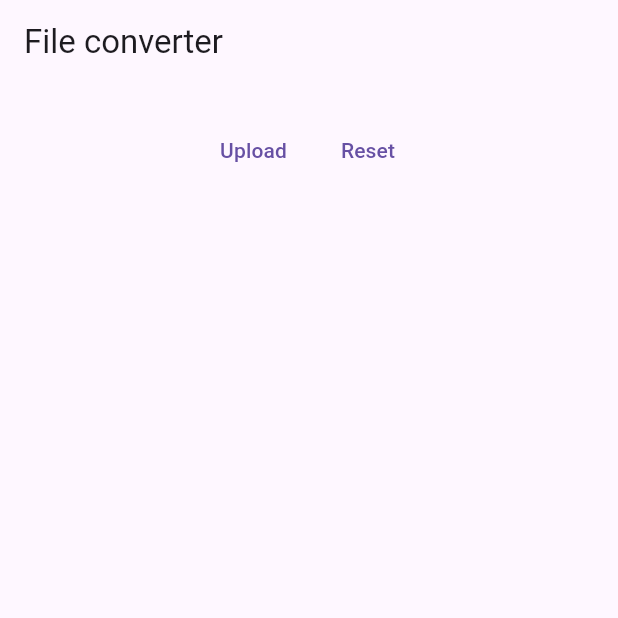
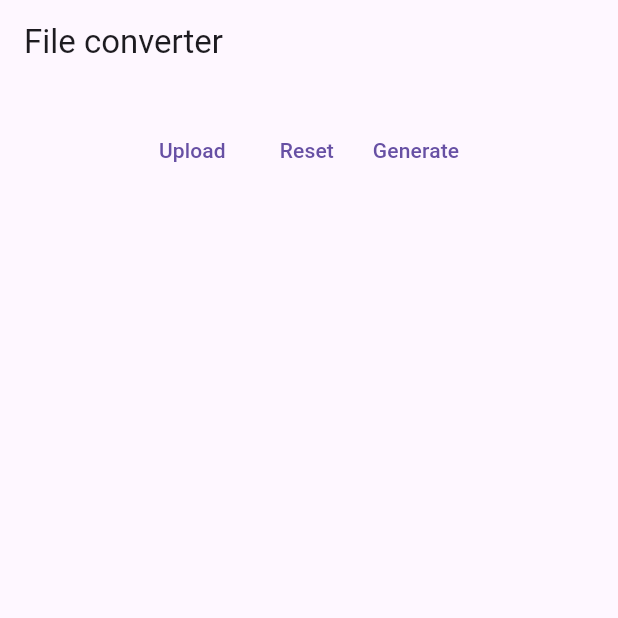
Before and after one commit to Flek55/image_converter, a Flutter app: the screen it shows after launch, on a phone screen of 412 x 824 dp, the top half of it. Run offline on Flutter 3.47's test engine with Material 3 defaults, Android fonts, the phone set to English and light mode, and no system bars; our stand-ins replace image_picker, permission_handler; missing offline and left inert: pdf_manipulator.

```diff
--- a/lib/home_page.dart
+++ b/lib/home_page.dart
@@ -1,9 +1,10 @@
 import 'dart:io';
 
 import 'package:flutter/material.dart';
-import 'dart:typed_data';
 
 import 'package:image_picker/image_picker.dart';
+import 'package:pdf_manipulator/pdf_manipulator.dart';
+import 'package:permission_handler/permission_handler.dart';
 
 class HomePage extends StatefulWidget {
   const HomePage({super.key});
@@ -14,6 +15,7 @@ class HomePage extends StatefulWidget {
 
 class _HomePageState extends State<HomePage> {
   List<XFile> imageList = [];
+  List<String> imagePathList = [];
   final ImagePicker picker = ImagePicker();
   int imageCount = 0;
 
@@ -38,46 +40,72 @@ class _HomePageState extends State<HomePage> {
                     TextButton(
                         onPressed: () => clearImageList(),
                         child: const Text("Reset")),
+                    TextButton(
+                        onPressed: () => _generatePDF(),
+                        child: const Text("Generate"))
                   ],
                 ),
                 const Padding(padding: EdgeInsets.only(top: 20)),
-                _getImageList(),
+                _getImageColumn(),
               ])),
         ));
   }
 
-  _getImageList() {
-    return imageList.isNotEmpty
-        ? ListView.builder(
-      itemCount: imageList.length,
-      shrinkWrap: true,
-      //scrollDirection: Axis.vertical,
-      itemBuilder: (context, index) {
-        return Padding(padding: const EdgeInsets.symmetric(
-            vertical: 15, horizontal: 10),
+  _getImageColumn() {
+    return Column(
+      children: [
+        for (XFile img in imageList)
+          Padding(
+            padding: const EdgeInsets.symmetric(horizontal: 10, vertical: 10),
             child: Image.file(
-            File(imageList[index].path),
+              File(img.path),
               fit: BoxFit.fill,
               width: MediaQuery.of(context).size.width,
               height: MediaQuery.of(context).size.height / 3 * 2 - 30,
-          ),);
-      },
+            ),
           )
-        : const SizedBox();
+      ],
+    );
+  }
+
+  _generatePDF() async {
+    if (await Permission.storage.request().isGranted ||
+        await Permission.storage.isGranted) {
+      List<String>? pdfsPaths;
+      if (imageList.length > 1) {
+          pdfsPaths = await PdfManipulator().imagesToPdfs(
+            params: ImagesToPDFsParams(
+              imagesPaths: imagePathList,
+              createSinglePdf: false,
+            ));
+      } else {
+        pdfsPaths = await PdfManipulator().imagesToPdfs(
+            params: ImagesToPDFsParams(
+              imagesPaths: imagePathList,
+              createSinglePdf: false,
+            ));
+      }
+      String? mergedPdfPath = await PdfManipulator().mergePDFs(
+        params: PDFMergerParams(pdfsPaths: pdfsPaths!),
+      );
+      File tmp = File(mergedPdfPath!);
+      tmp.writeAsString("/storage/emulated/0/Download/PDFConverter/outp.pdf");
+    }
   }
 
   void clearImageList() {
     imageCount = 0;
     imageList = [];
+    imagePathList = [];
     setState(() {});
   }
 
   Future getImage(ImageSource media) async {
     var img = await picker.pickImage(source: media);
 
-    ///Проверка на не пустоту файла картинки
     if (img != null) {
       imageList.add(img);
+      imagePathList.add(img.path);
       setState(() {});
     }
   }
@@ -91,10 +119,7 @@ class _HomePageState extends State<HomePage> {
                 RoundedRectangleBorder(borderRadius: BorderRadius.circular(8)),
             title: const Text('Выберите способ ввода'),
             content: SizedBox(
-              height: MediaQuery
-                  .of(context)
-                  .size
-                  .height / 6,
+              height: MediaQuery.of(context).size.height / 6,
               child: Column(
                 children: [
                   ElevatedButton(
@@ -112,12 +137,8 @@ class _HomePageState extends State<HomePage> {
                   ),
                   Padding(
                       padding: EdgeInsets.only(
-                          top: MediaQuery
-                              .of(context)
-                              .size
-                              .height / 32)),
+                          top: MediaQuery.of(context).size.height / 32)),
                   ElevatedButton(
-
                     ///Из камеры
                     onPressed: () async {
                       Navigator.pop(context);
--- a/pubspec.yaml
+++ b/pubspec.yaml
@@ -39,6 +39,7 @@ dependencies:
   permission_handler: ^11.3.1
   pdf_manipulator: ^0.5.9
   image_picker: ^1.1.2
+  path_provider: ^2.1.4
 
 dev_dependencies:
   flutter_test:
```
Also changed, not shown: pubspec.lock, 2 other files. Lines whose indentation alone changed are shown as unchanged.
